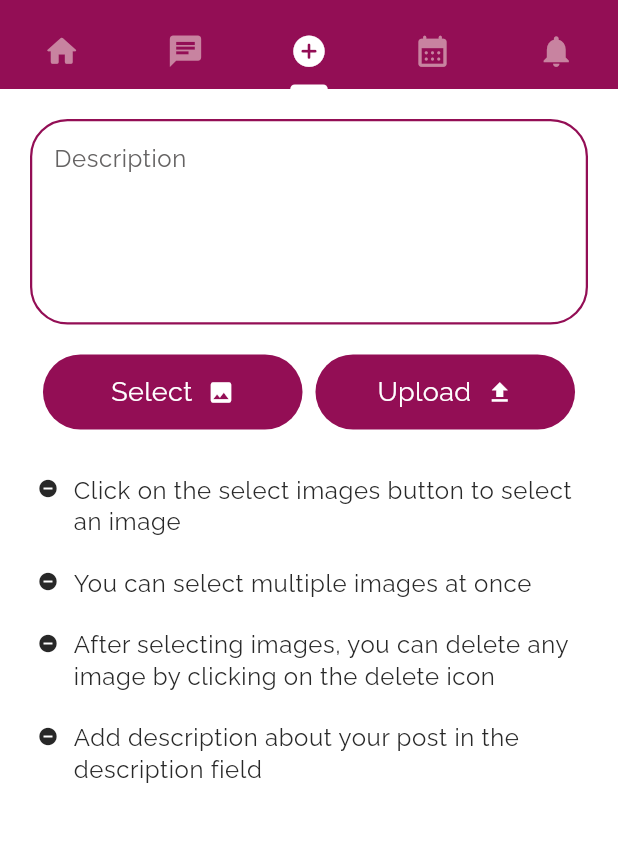
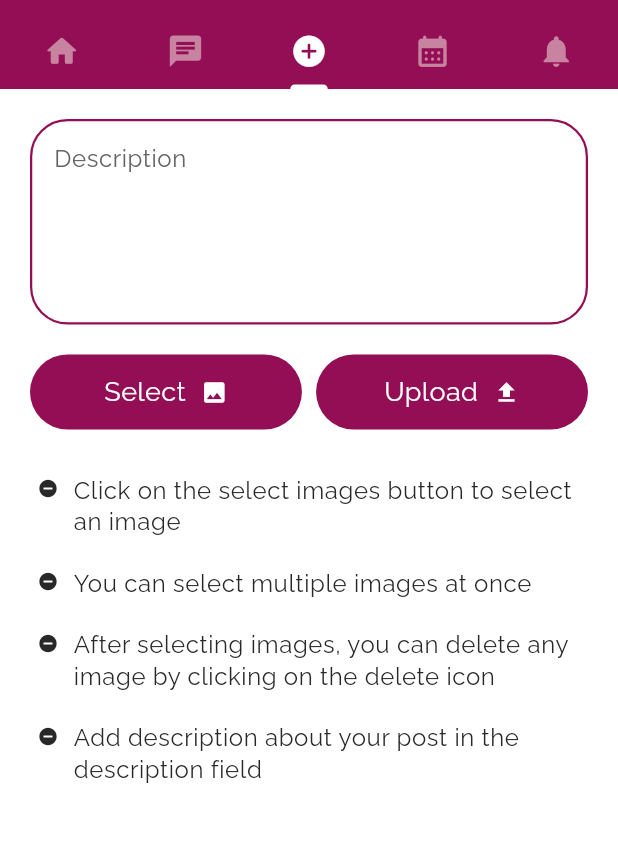
Before and after one commit to oshika512-tech/UAE-Application, a Flutter app: the MainScreen screen opened by its route, tab 3 chosen, after a tap on "Select", on a phone screen of 412 x 824 dp, the part 67-909 px from its top. Run offline on Flutter 3.47's test engine with Material 3 defaults, Android fonts, the light colour scheme and no system bars; our stand-ins replace another_flushbar, cloud_firestore, device_preview, firebase_auth, firebase_core, flutter_easyloading and 5 more; missing offline and left inert: cloudinary_api, cloudinary_url_gen; accounts and stored records are empty; network calls fail.

Commit message:
fix post screen ui error

```diff
--- a/lib/presentation/pages/post/post.page.dart
+++ b/lib/presentation/pages/post/post.page.dart
@@ -1,5 +1,4 @@
 import 'dart:io';
-
 import 'package:firebase_auth/firebase_auth.dart';
 import 'package:flutter/material.dart';
 import 'package:flutter_easyloading/flutter_easyloading.dart';
@@ -27,6 +26,7 @@ class _PostPageState extends State<PostPage> {
   final ImagePicker picker = ImagePicker();
   List<XFile> imageList = [];
   final TextEditingController descriptionController = TextEditingController();
+  bool isEnabled = true;
 
   // pick multiple images from gallery
   Future<void> _pickImagesFromGallery() async {
@@ -36,8 +36,6 @@ class _PostPageState extends State<PostPage> {
       setState(() {
         imageList.addAll(pickedFiles);
       });
-    } else {
-      print('No images selected.');
     }
   }
 
@@ -52,7 +50,7 @@ class _PostPageState extends State<PostPage> {
       () async {
         context.pop();
         final userProvider = Provider.of<PostProvider>(context, listen: false);
-        // LoadingPopup.show('Uploading...');
+        LoadingPopup.show('Uploading...');
         //  process to upload images
 
         final postStatus = await userProvider.createNewPost(
@@ -62,17 +60,20 @@ class _PostPageState extends State<PostPage> {
         );
 
         if (postStatus) {
-          // EasyLoading.dismiss();
-          // EasyLoading.showSuccess('Successfully !',
-          //     duration: Duration(seconds: 2));
+          EasyLoading.dismiss();
+          EasyLoading.showSuccess('Successfully !',
+              duration: Duration(seconds: 2));
 
           setState(() {
             imageList.clear();
             descriptionController.text = "";
+            isEnabled = true;
           });
         } else {
           EasyLoading.dismiss();
           AppTopSnackbar.showTopSnackBar(context, "Something went wrong");
+          isEnabled = true;
+          setState(() {});
         }
       },
     );
@@ -112,17 +113,18 @@ class _PostPageState extends State<PostPage> {
                   _textFormField(
                     context,
                     descriptionController,
+                    isEnabled,
                   ),
                   const SizedBox(height: 20),
                   // pick image btn
                   Row(
-                    mainAxisAlignment: MainAxisAlignment.spaceEvenly,
+                    mainAxisAlignment: MainAxisAlignment.spaceBetween,
                     children: [
                       AppButtons(
                         text: "Select",
                         isPrimary: true,
                         icon: Icons.image,
-                        width: MediaQuery.of(context).size.width * 0.42,
+                        width: MediaQuery.of(context).size.width * 0.44,
                         height: 50,
                         onTap: _pickImagesFromGallery,
                       ),
@@ -130,10 +132,13 @@ class _PostPageState extends State<PostPage> {
                         text: "Upload",
                         isPrimary: true,
                         icon: Icons.upload,
-                        width: MediaQuery.of(context).size.width * 0.42,
+                        width: MediaQuery.of(context).size.width * 0.44,
                         height: 50,
                         onTap: () {
                           if (imageList.isNotEmpty) {
+                            setState(() {
+                              isEnabled = false;
+                            });
                             if (descriptionController.text.isEmpty) {
                               continueUpload(
                                   "Conform to upload images without description ?",
@@ -155,7 +160,8 @@ class _PostPageState extends State<PostPage> {
                     ],
                   ),
                   const SizedBox(height: 10),
-                 imageList.isNotEmpty? Padding(
+                  imageList.isNotEmpty
+                      ? Padding(
                           padding: const EdgeInsets.symmetric(horizontal: 10),
                           child: Row(
                             mainAxisAlignment: MainAxisAlignment.spaceBetween,
@@ -172,10 +178,11 @@ class _PostPageState extends State<PostPage> {
                                   "Clear",
                                   style: Theme.of(context).textTheme.bodySmall,
                                 ),
-                        )
+                              ),
                             ],
                           ),
-                  ): const SizedBox.shrink(),
+                        )
+                      : const SizedBox.shrink(),
                   const SizedBox(height: 10),
                   imageList.isNotEmpty
                       ? Expanded(
@@ -278,9 +285,11 @@ class _PostPageState extends State<PostPage> {
   Widget _textFormField(
     BuildContext context,
     TextEditingController controller,
+    bool isEnabled,
   ) {
     return TextFormField(
       autofocus: false,
+      enabled: isEnabled,
       controller: controller,
       style: Theme.of(context).textTheme.bodySmall,
       maxLines: 5,
```
Lines whose indentation alone changed are shown as unchanged.
